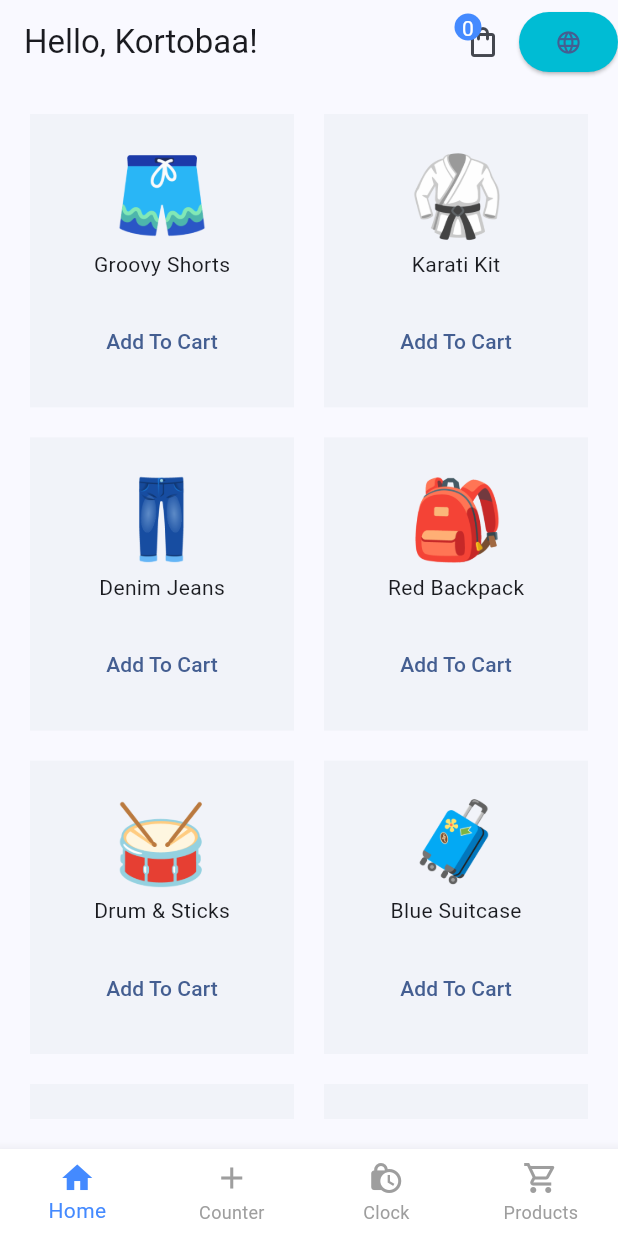
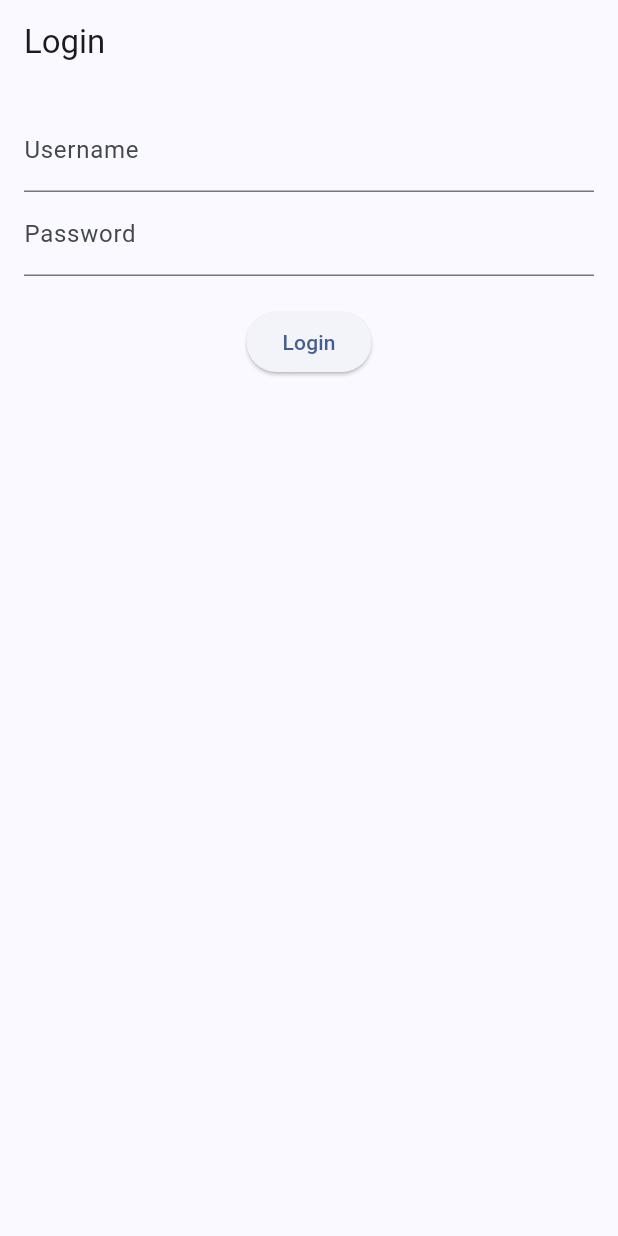
Before and after one commit to Ibrahim653/learning-project, a Flutter app: the screen it shows after launch, on a phone screen of 412 x 824 dp. Run offline on Flutter 3.47's test engine with Material 3 defaults, Android fonts, the phone set to English and light mode, and no system bars; our stand-ins replace dio, easy_localization, flutter_riverpod, flutter_spinkit, freezed_annotation, go_router and 2 more; generated files the repository leaves out were written again.

Commit message:
make login functionality (api - ui ) edit providers files names and place

```diff
--- /dev/null
+++ b/lib/blocs/models/login_models/login_request_body.dart
@@ -0,0 +1,11 @@
+import 'package:json_annotation/json_annotation.dart';
+part 'login_request_body.g.dart';
+
+@JsonSerializable()
+class LoginRequestBody {
+  final String username;
+  final String password;
+
+  LoginRequestBody({required this.username, required this.password});
+  Map<String, dynamic> toJson() => _$LoginRequestBodyToJson(this);
+}
--- a/lib/networking/api_constants.dart
+++ b/lib/networking/api_constants.dart
@@ -1,4 +1,6 @@
 class ApiConstants {
   static const String apiBaseUrl = 'https://dummyjson.com/';
   static const String products = 'products';
+  static const String login = 'auth/login';
+
 }
--- a/lib/networking/api_service.dart
+++ b/lib/networking/api_service.dart
@@ -1,5 +1,7 @@
 import 'package:dio/dio.dart';
 import 'package:retrofit/http.dart';
+import 'package:riverpod_files/blocs/models/login_models/login_request_body.dart';
+import 'package:riverpod_files/blocs/models/login_models/login_response.dart';
 import 'package:riverpod_files/blocs/models/products_model/product_response.dart';
 import 'package:riverpod_files/networking/api_constants.dart';
 
@@ -15,4 +17,7 @@ abstract class ApiService {
     @Query("skip") int skip,
     @Query("select") String select,
   );
+
+  @POST(ApiConstants.login)
+  Future<LoginResponse> login(@Body() LoginRequestBody loginModel);
 }
--- /dev/null
+++ b/lib/providers/login_notifier/login_notifier.dart
@@ -0,0 +1,34 @@
+import 'package:flutter/material.dart';
+import 'package:flutter_riverpod/flutter_riverpod.dart';
+import 'package:riverpod_files/blocs/models/login_models/login_request_body.dart';
+import 'package:riverpod_files/blocs/models/login_models/login_response.dart';
+import 'package:riverpod_files/blocs/repos/login_repo/login_repo.dart';
+import 'package:riverpod_files/providers/providers.dart';
+
+class LoginNotifier extends StateNotifier<AsyncValue<LoginResponse?>> {
+  final LoginRepo _loginRepo;
+
+  LoginNotifier(this._loginRepo) : super(const AsyncValue.data(null));
+  TextEditingController usernameController = TextEditingController();
+  TextEditingController passwordController = TextEditingController();
+    final formKey = GlobalKey<FormState>();
+
+
+  Future<void> login() async {
+    state = const AsyncValue.loading();
+    final loginRequestBody = LoginRequestBody(
+        username: usernameController.text, password: passwordController.text);
+    final response = await _loginRepo.login(loginRequestBody);
+
+    response.when(
+      success: (data) => state = AsyncValue.data(data),
+      failure: (error) => state = AsyncValue.error(error, StackTrace.current),
+    );
+  }
+}
+
+final loginNotifierProvider =
+    StateNotifierProvider<LoginNotifier, AsyncValue<LoginResponse?>>((ref) {
+  final loginRepo = ref.watch(loginRepoProvider);
+  return LoginNotifier(loginRepo);
+});
--- a/lib/routes/custome_router.dart
+++ b/lib/routes/custome_router.dart
@@ -8,12 +8,14 @@ import 'package:riverpod_files/screens/products/products_list_screen.dart';
 import 'package:riverpod_files/screens/widgets/page_not_found_screen.dart';
 
 import '../screens/home/scaffold_with_bottom_nav_bar/scaffold_with_bottom_nav_bar.dart';
+import '../screens/login/login_screen.dart';
 
 // private navigators
 // we use two navigators to separate the shell from the root navigator
 final _rootNavigatorKey = GlobalKey<NavigatorState>();
 
 enum AppRoute {
+  login('/login'),
   home('/home'),
   counter('/counter'),
   cart('/cart'),
@@ -33,13 +35,19 @@ class CustomRouter {
   });
 
   final goRouter = GoRouter(
-    initialLocation: AppRoute.home.path,
+    initialLocation: AppRoute.login.path,
     navigatorKey: _rootNavigatorKey,
     debugLogDiagnostics: true,
     redirect: (context, state) {
       return null;
     },
     routes: [
+           GoRoute(
+        path: AppRoute.login.path,
+        name: AppRoute.login.name,
+        pageBuilder: (context, state) =>
+             const NoTransitionPage(child: LoginPage()),
+      ),
       //StatefulShellRoute is a wrapper for the navigation shell widget
       //it is used to manage the state of the navigation shell
       //you can use it in the root navigator or in any nested navigator
--- /dev/null
+++ b/lib/screens/login/login_screen.dart
@@ -0,0 +1,85 @@
+import 'package:flutter/material.dart';
+import 'package:flutter_riverpod/flutter_riverpod.dart';
+import 'package:go_router/go_router.dart';
+import 'package:riverpod_files/routes/custome_router.dart';
+import '../../providers/login_notifier/login_notifier.dart';
+
+class LoginPage extends ConsumerWidget {
+  const LoginPage({super.key});
+
+  @override
+  Widget build(BuildContext context, WidgetRef ref) {
+    final loginNotifier = ref.read(loginNotifierProvider.notifier);
+
+    return Scaffold(
+      appBar: AppBar(
+        title: const Text('Login'),
+      ),
+      body: Padding(
+        padding: const EdgeInsets.all(16.0),
+        child: Form(
+          key: loginNotifier.formKey,
+          child: Column(
+            children: [
+              TextFormField(
+                controller: loginNotifier.usernameController,
+                decoration: const InputDecoration(labelText: 'Username'),
+                validator: (value) {
+                  if (value == null || value.isEmpty) {
+                    return 'Please enter your username';
+                  }
+                  return null;
+                },
+              ),
+              TextFormField(
+                controller: loginNotifier.passwordController,
+                decoration: const InputDecoration(labelText: 'Password'),
+                obscureText: true,
+                validator: (value) {
+                  if (value == null || value.isEmpty) {
+                    return 'Please enter your password';
+                  }
+                  return null;
+                },
+              ),
+              const SizedBox(height: 20),
+              ElevatedButton(
+                onPressed: () async {
+                  if (loginNotifier.formKey.currentState!.validate()) {
+                    await loginNotifier.login();
+                  }
+                },
+                child: const Text('Login'),
+              ),
+              const LoginListner(),
+            ],
+          ),
+        ),
+      ),
+    );
+  }
+}
+
+class LoginListner extends ConsumerWidget {
+  const LoginListner({super.key});
+
+  @override
+  Widget build(BuildContext context, ref) {
+    final loginState = ref.watch(loginNotifierProvider);
+
+    return loginState.when(
+      data: (loginResponse) {
+        if (loginResponse != null) {
+          WidgetsBinding.instance.addPostFrameCallback((_) {
+            context.goNamed(AppRoute.home.name);
+          });
+        }
+        return loginResponse != null
+            ? Text('Welcome, ${loginResponse.username}')
+            : Container();
+      },
+      loading: () => const CircularProgressIndicator(),
+      error: (error, stack) => Text('Error: ${error.toString()}'),
+    );
+  }
+}
--- a/lib/screens/products/products_list_screen.dart
+++ b/lib/screens/products/products_list_screen.dart
@@ -1,8 +1,9 @@
 import 'package:flutter/material.dart';
 import 'package:flutter_riverpod/flutter_riverpod.dart';
 import 'package:flutter_spinkit/flutter_spinkit.dart';
-import 'package:riverpod_files/providers/products_provider/products_provider.dart';
 import 'package:riverpod_files/screens/products/products_search_screen.dart';
+
+import '../../providers/products_notifier/products_notifier.dart';
 
 class ProductListScreen extends ConsumerWidget {
   const ProductListScreen({super.key});
```
Also changed, not shown: lib/blocs/models/login_models/login_response.dart (added, +33 -0 lines), lib/blocs/repos/login_repo/login_repo.dart (added, +20 -0 lines), lib/providers/products_notifier/products_notifier.dart (renamed from lib/providers/products_provider/products_provider.dart, +2 -16 lines), lib/providers/providers.dart (added, +23 -0 lines), lib/screens/products/products_search_screen.dart (+8 -3 lines), lib/blocs/models/login_models/login_request_body.g.dart (added), lib/blocs/models/login_models/login_response.g.dart (added), lib/blocs/repos/products_repo/products_repo.dart (renamed from lib/blocs/repos/products_repo.dart), lib/networking/api_service.g.dart.
